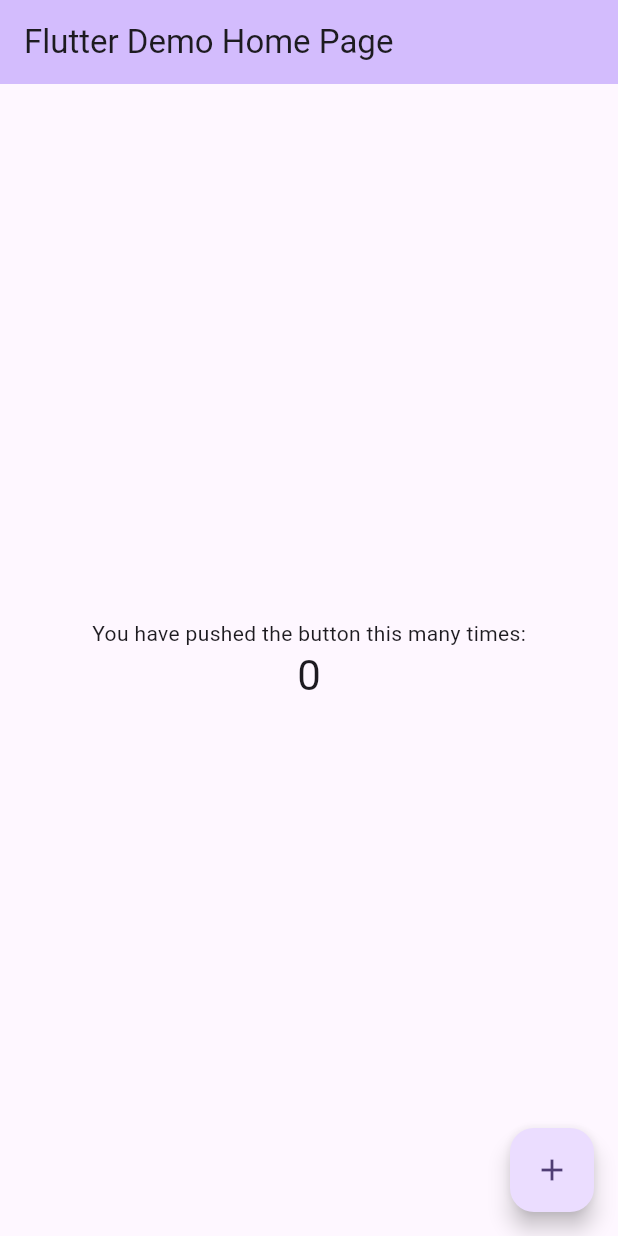
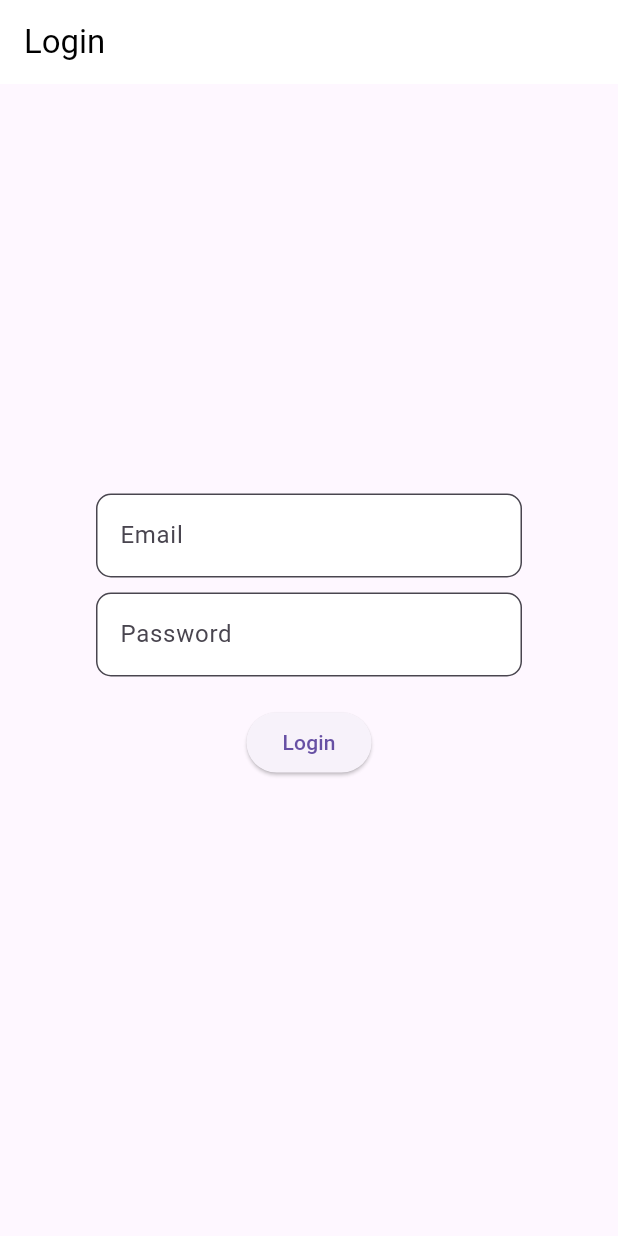
Before and after one commit to KuldeepRawat64/clean-flutter-poc, a Flutter app: the screen it shows after launch, on a phone screen of 412 x 824 dp. Run offline on Flutter 3.47's test engine with Material 3 defaults, Android fonts, the phone set to English and light mode, and no system bars; our stand-ins replace dartz, equatable, flutter_bloc, get_it, rxdart.

Commit message:
Login page, dependency injection, login test file

```diff
--- a/lib/main.dart
+++ b/lib/main.dart
@@ -1,125 +1,27 @@
+import 'package:clean_flutter_poc/modules/auth/login/presenters/bloc/auth_bloc.dart';
+import 'package:clean_flutter_poc/modules/auth/login/presenters/login_page.dart';
 import 'package:flutter/material.dart';
+import 'package:flutter_bloc/flutter_bloc.dart';
+import 'core/injection.dart' as di;
 
 void main() {
-  runApp(const MyApp());
+  di.init();
+  runApp(MyApp());
 }
 
 class MyApp extends StatelessWidget {
-  const MyApp({key});
-
-  // This widget is the root of your application.
   @override
   Widget build(BuildContext context) {
-    return MaterialApp(
-      title: 'Flutter Demo',
-      theme: ThemeData(
-        // This is the theme of your application.
-        //
-        // TRY THIS: Try running your application with "flutter run". You'll see
-        // the application has a blue toolbar. Then, without quitting the app,
-        // try changing the seedColor in the colorScheme below to Colors.green
-        // and then invoke "hot reload" (save your changes or press the "hot
-        // reload" button in a Flutter-supported IDE, or press "r" if you used
-        // the command line to start the app).
-        //
-        // Notice that the counter didn't reset back to zero; the application
-        // state is not lost during the reload. To reset the state, use hot
-        // restart instead.
-        //
-        // This works for code too, not just values: Most code changes can be
-        // tested with just a hot reload.
-        colorScheme: ColorScheme.fromSeed(seedColor: Colors.deepPurple),
-        useMaterial3: true,
+    return MultiBlocProvider(
+      providers: [
+        BlocProvider(
+          create: (_) => di.locator<AuthBloc>(),
+        ),
+      ],
+      child: MaterialApp(
+        title: 'Flutter Clean POC',
+        home: LoginPage(),
       ),
-      home: const MyHomePage(title: 'Flutter Demo Home Page'),
     );
   }
 }
-
-class MyHomePage extends StatefulWidget {
-  const MyHomePage({key, required this.title});
-
-  // This widget is the home page of your application. It is stateful, meaning
-  // that it has a State object (defined below) that contains fields that affect
-  // how it looks.
-
-  // This class is the configuration for the state. It holds the values (in this
-  // case the title) provided by the parent (in this case the App widget) and
-  // used by the build method of the State. Fields in a Widget subclass are
-  // always marked "final".
-
-  final String title;
-
-  @override
-  State<MyHomePage> createState() => _MyHomePageState();
-}
-
-class _MyHomePageState extends State<MyHomePage> {
-  int _counter = 0;
-
-  void _incrementCounter() {
-    setState(() {
-      // This call to setState tells the Flutter framework that something has
-      // changed in this State, which causes it to rerun the build method below
-      // so that the display can reflect the updated values. If we changed
-      // _counter without calling setState(), then the build method would not be
-      // called again, and so nothing would appear to happen.
-      _counter++;
-    });
-  }
-
-  @override
-  Widget build(BuildContext context) {
-    // This method is rerun every time setState is called, for instance as done
-    // by the _incrementCounter method above.
-    //
-    // The Flutter framework has been optimized to make rerunning build methods
-    // fast, so that you can just rebuild anything that needs updating rather
-    // than having to individually change instances of widgets.
-    return Scaffold(
-      appBar: AppBar(
-        // TRY THIS: Try changing the color here to a specific color (to
-        // Colors.amber, perhaps?) and trigger a hot reload to see the AppBar
-        // change color while the other colors stay the same.
-        backgroundColor: Theme.of(context).colorScheme.inversePrimary,
-        // Here we take the value from the MyHomePage object that was created by
-        // the App.build method, and use it to set our appbar title.
-        title: Text(widget.title),
-      ),
-      body: Center(
-        // Center is a layout widget. It takes a single child and positions it
-        // in the middle of the parent.
-        child: Column(
-          // Column is also a layout widget. It takes a list of children and
-          // arranges them vertically. By default, it sizes itself to fit its
-          // children horizontally, and tries to be as tall as its parent.
-          //
-          // Column has various properties to control how it sizes itself and
-          // how it positions its children. Here we use mainAxisAlignment to
-          // center the children vertically; the main axis here is the vertical
-          // axis because Columns are vertical (the cross axis would be
-          // horizontal).
-          //
-          // TRY THIS: Invoke "debug painting" (choose the "Toggle Debug Paint"
-          // action in the IDE, or press "p" in the console), to see the
-          // wireframe for each widget.
-          mainAxisAlignment: MainAxisAlignment.center,
-          children: <Widget>[
-            const Text(
-              'You have pushed the button this many times:',
-            ),
-            Text(
-              '$_counter',
-              style: Theme.of(context).textTheme.headlineMedium,
-            ),
-          ],
-        ),
-      ),
-      floatingActionButton: FloatingActionButton(
-        onPressed: _incrementCounter,
-        tooltip: 'Increment',
-        child: const Icon(Icons.add),
-      ), // This trailing comma makes auto-formatting nicer for build methods.
-    );
-  }
-}
--- /dev/null
+++ b/lib/modules/auth/login/presenters/login_page.dart
@@ -0,0 +1,109 @@
+import 'package:clean_flutter_poc/modules/auth/login/presenters/bloc/auth_bloc.dart';
+import 'package:flutter/material.dart';
+import 'package:flutter_bloc/flutter_bloc.dart';
+
+class LoginPage extends StatefulWidget {
+  const LoginPage({Key? key}) : super(key: key);
+
+  @override
+  State<LoginPage> createState() => _LoginPageState();
+}
+
+class _LoginPageState extends State<LoginPage> {
+  final userNameController = TextEditingController();
+  final passwordController = TextEditingController();
+
+  @override
+  Widget build(BuildContext context) {
+    return Scaffold(
+      appBar: AppBar(
+        backgroundColor: Colors.white,
+        title: Text(
+          'Login',
+          style: TextStyle(color: Colors.black),
+        ),
+      ),
+      body: Padding(
+        padding: const EdgeInsets.all(24.0),
+        child: Column(
+          mainAxisAlignment: MainAxisAlignment.center,
+          children: [
+            Padding(
+              padding: const EdgeInsets.symmetric(horizontal: 40),
+              child: TextFormField(
+                controller: userNameController,
+                validator: (value) {
+                  if (value!.isEmpty) {
+                    return 'Username cannot be empty';
+                  }
+                  return null;
+                },
+                decoration: InputDecoration(
+                  hintText: "Email",
+                  fillColor: Colors.white,
+                  filled: true,
+                  border: OutlineInputBorder(
+                    borderRadius: BorderRadius.circular(10),
+                  ),
+                ),
+              ),
+            ),
+            SizedBox(height: 10),
+            Padding(
+              padding: const EdgeInsets.symmetric(horizontal: 40),
+              child: TextFormField(
+                controller: passwordController,
+                validator: (value) {
+                  if (value!.isEmpty) {
+                    return 'Password cannot be empty';
+                  }
+                  return null;
+                },
+                decoration: InputDecoration(
+                  hintText: "Password",
+                  fillColor: Colors.white,
+                  filled: true,
+                  border: OutlineInputBorder(
+                    borderRadius: BorderRadius.circular(10),
+                  ),
+                ),
+                obscureText: true,
+              ),
+            ),
+            SizedBox(height: 20),
+            ElevatedButton(
+              onPressed: () {
+                context.read<AuthBloc>().add(OnLoginEvent(
+                    userNameController.text, passwordController.text));
+              },
+              child: Text("Login"),
+            ),
+            SizedBox(height: 32.0),
+            BlocBuilder<AuthBloc, AuthState>(
+              builder: (context, state) {
+                if (state is AuthLoading) {
+                  return Center(
+                    child: CircularProgressIndicator(),
+                  );
+                } else if (state is LoginHasData) {
+                  return Center(
+                    child: Column(
+                      key: Key('login_data'),
+                      children: [Text('Login Success')],
+                    ),
+                  );
+                } else if (state is AuthError) {
+                  return Center(
+                    child: Text('Something went wrong!'),
+                  );
+                } else {
+                  return SizedBox();
+                }
+              },
+            ),
+          ],
+        ),
+      ),
+    );
+  }
+}
```
Also changed, not shown: lib/core/injection.dart (added, +34 -0 lines), 2 other files.
